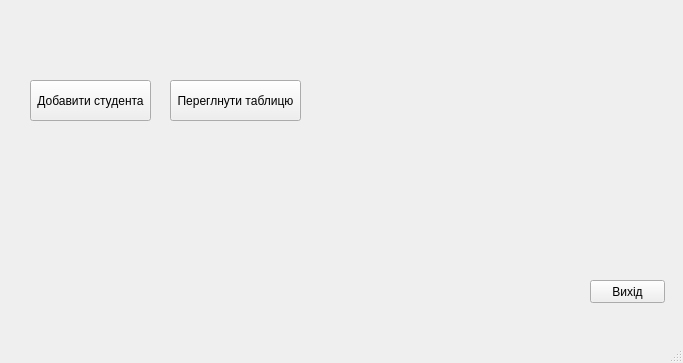
Shuna322/QtKyrsova, file mainwindow.ui: the form before one commit.
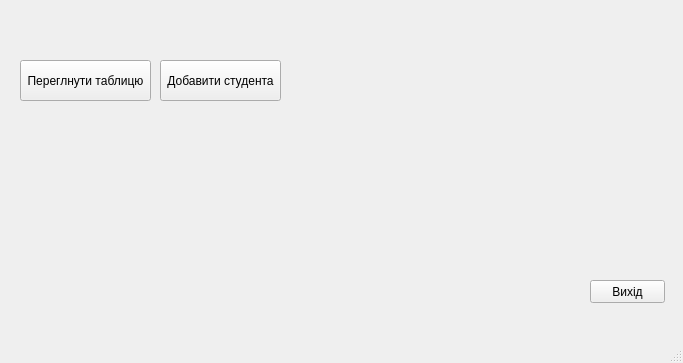
The form after the commit.

Patch:
```diff
--- a/mainwindow.ui
+++ b/mainwindow.ui
@@ -45,8 +45,8 @@
    <widget class="QPushButton" name="pushButton_2">
     <property name="geometry">
      <rect>
-      <x>30</x>
-      <y>80</y>
+      <x>160</x>
+      <y>60</y>
       <width>121</width>
       <height>41</height>
      </rect>
@@ -58,8 +58,8 @@
    <widget class="QPushButton" name="pushButton_3">
     <property name="geometry">
      <rect>
-      <x>170</x>
-      <y>80</y>
+      <x>20</x>
+      <y>60</y>
       <width>131</width>
       <height>41</height>
      </rect>
```
